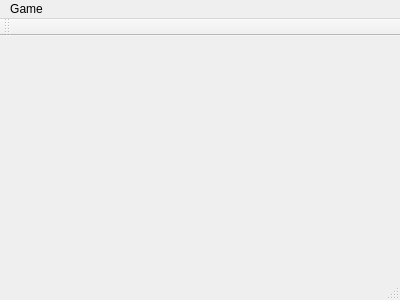
Before: the Qt Designer form PentagoClient/pentagogui.ui in bparmentier/Pentago, drawn with Qt 5.
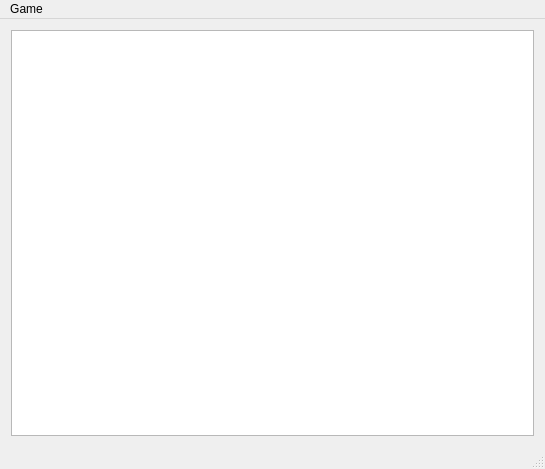
After: the same form once the commit is applied.

Commit message: Draw basic board layout on client connection

What changed in the file:
```diff
--- a/PentagoClient/pentagogui.ui
+++ b/PentagoClient/pentagogui.ui
@@ -6,20 +6,33 @@
    <rect>
     <x>0</x>
     <y>0</y>
-    <width>400</width>
-    <height>300</height>
+    <width>545</width>
+    <height>469</height>
    </rect>
   </property>
   <property name="windowTitle">
    <string>PentagoGui</string>
   </property>
-  <widget class="QWidget" name="centralWidget"/>
+  <widget class="QWidget" name="centralWidget">
+   <layout class="QVBoxLayout" name="verticalLayout_2">
+    <item>
+     <widget class="QGraphicsView" name="graphicsView">
+      <property name="enabled">
+       <bool>true</bool>
+      </property>
+      <property name="renderHints">
+       <set>QPainter::Antialiasing|QPainter::TextAntialiasing</set>
+      </property>
+     </widget>
+    </item>
+   </layout>
+  </widget>
   <widget class="QMenuBar" name="menuBar">
    <property name="geometry">
     <rect>
      <x>0</x>
      <y>0</y>
-     <width>400</width>
+     <width>545</width>
      <height>19</height>
     </rect>
    </property>
@@ -34,14 +47,6 @@
    </widget>
    <addaction name="menuFile"/>
   </widget>
-  <widget class="QToolBar" name="mainToolBar">
-   <attribute name="toolBarArea">
-    <enum>TopToolBarArea</enum>
-   </attribute>
-   <attribute name="toolBarBreak">
-    <bool>false</bool>
-   </attribute>
-  </widget>
   <widget class="QStatusBar" name="statusBar"/>
   <action name="actionConnect">
    <property name="text">
```
The commit also changes 6 other files.
